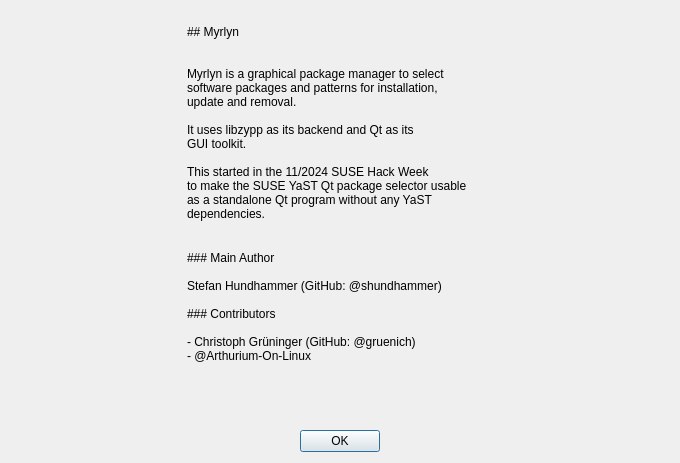
shundhammer/myrlyn, file src/about-dialog.ui: the form before one commit.
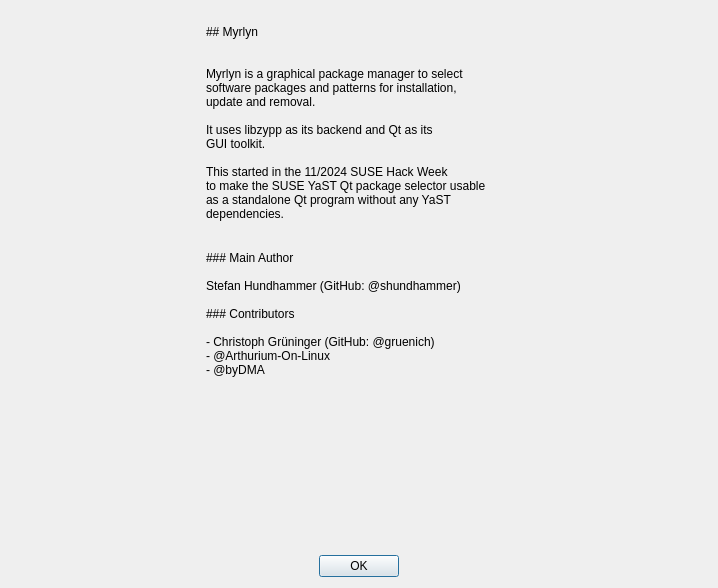
The form after the commit. Icons and pictures are not drawn.

```diff
--- a/src/about-dialog.ui
+++ b/src/about-dialog.ui
@@ -6,8 +6,8 @@
    <rect>
     <x>0</x>
     <y>0</y>
-    <width>680</width>
-    <height>463</height>
+    <width>718</width>
+    <height>588</height>
    </rect>
   </property>
   <property name="windowTitle">
@@ -127,7 +127,8 @@
 ### Contributors
 
 - Christoph Grüninger (GitHub: @gruenich)
-- @Arthurium-On-Linux</string>
+- @Arthurium-On-Linux
+- @byDMA</string>
          </property>
          <property name="textFormat">
           <enum>Qt::TextFormat::MarkdownText</enum>
```
